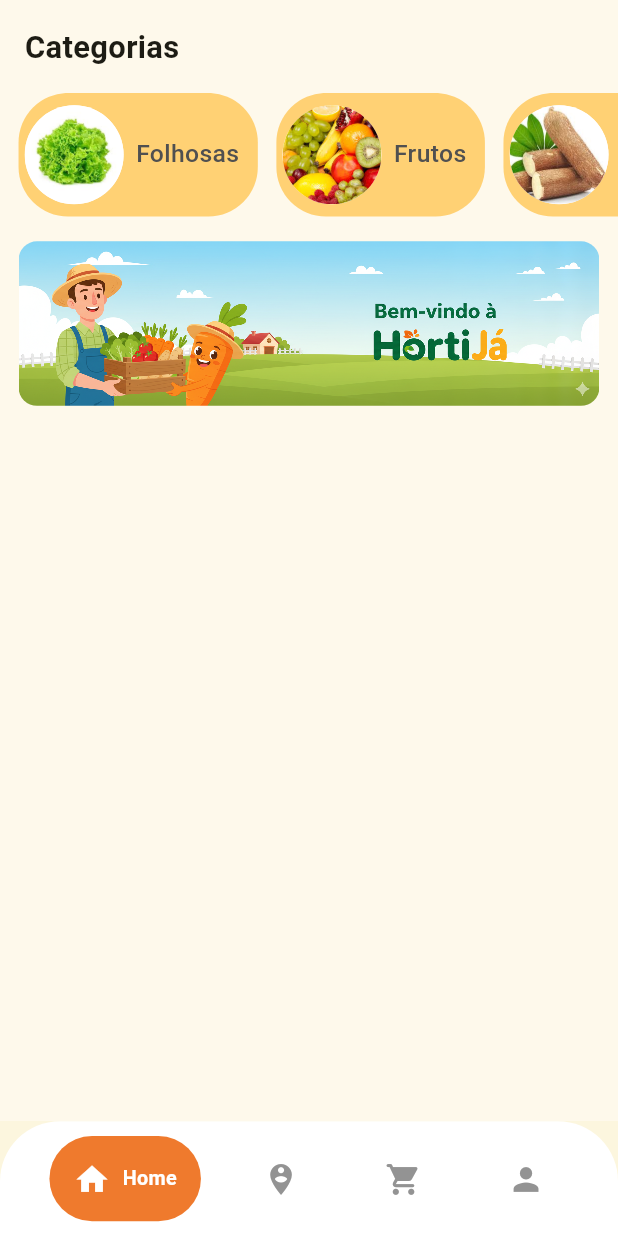
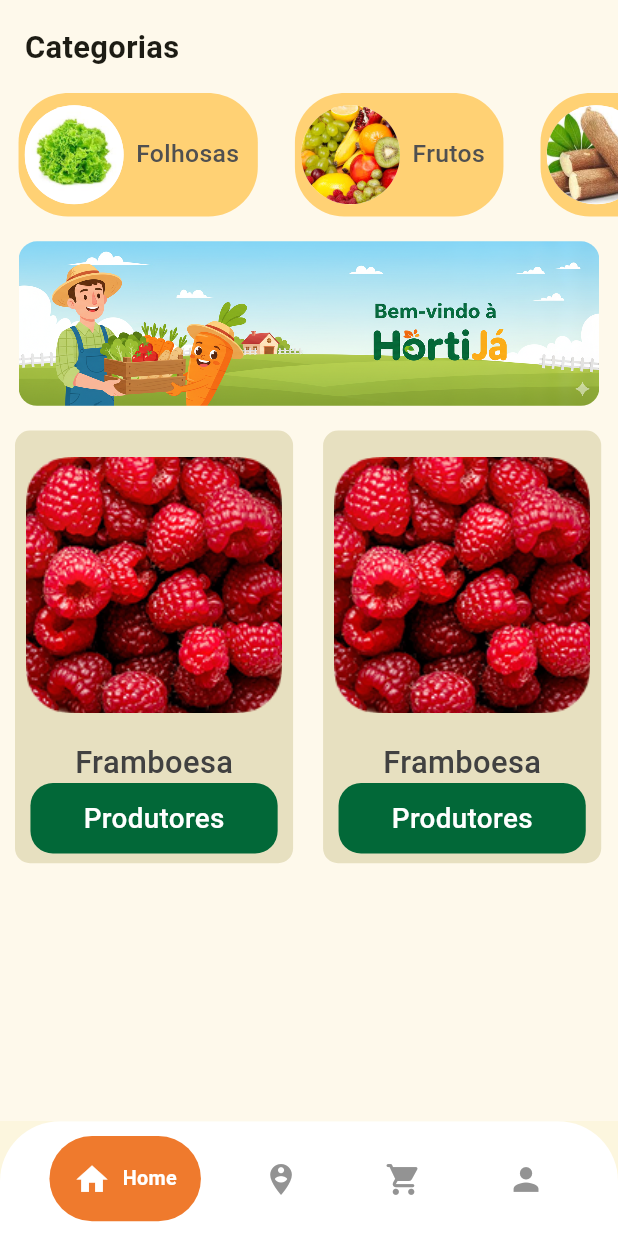
Before and after one commit to Geotryy/hortija-app, a Flutter app: the screen it shows after launch, on a phone screen of 412 x 824 dp. Run offline on Flutter 3.47's test engine with Material 3 defaults, Android fonts, the phone set to English and light mode, and no system bars; drawn by our look-alikes of google_nav_bar; our stand-ins replace flutter_rating_bar, freezed_annotation.

Commit message:
card de produtor e de produto em andamento

```diff
--- a/lib/main.dart
+++ b/lib/main.dart
@@ -1,6 +1,5 @@
 import 'package:flutter/material.dart';
 import 'package:hortija_startup/screens/base/base_screen.dart';
-import 'package:hortija_startup/screens/welcome_screen.dart';
 import 'package:hortija_startup/theme/colors.dart';
 
 
--- a/lib/screens/base/base_screen.dart
+++ b/lib/screens/base/base_screen.dart
@@ -1,6 +1,7 @@
 import 'package:flutter/material.dart';
 import 'package:hortija_startup/config/size_config.dart';
 import 'package:hortija_startup/screens/home/home_screen.dart';
+import 'package:hortija_startup/screens/produtores/produtores_screen.dart';
 import 'package:hortija_startup/screens/profile/profile_screen.dart';
 import 'package:hortija_startup/theme/colors.dart';
 import 'package:google_nav_bar/google_nav_bar.dart';
@@ -26,9 +27,7 @@ class _BaseScreenState extends State<BaseScreen> {
             physics: NeverScrollableScrollPhysics(),
             children: [
               HomeScreen(),
-              Container(
-                color: AppColors.background,
-              ),
+              ProdutoresScreen(),
               Container(
                 color: AppColors.background,
               ),
@@ -41,7 +40,8 @@ class _BaseScreenState extends State<BaseScreen> {
                     topRight: Radius.circular(40),
                     topLeft: Radius.circular(40))),
             child: Padding(
-              padding: EdgeInsets.symmetric(horizontal: SizeConfig.wp(8), vertical: SizeConfig.hp(1.2)),
+              padding: EdgeInsets.symmetric(
+                  horizontal: SizeConfig.wp(8), vertical: SizeConfig.hp(1.2)),
               child: GNav(
                   selectedIndex: currentIndex,
                   gap: 8,
@@ -75,9 +75,8 @@ class CustomGButton extends GButton {
           iconColor: AppColors.iconGray,
           textColor: AppColors.iconGray,
           textStyle: TextStyle(
-            fontSize: SizeConfig.hp(1.6),
-            color: Colors.white,
-            fontWeight: FontWeight.bold
-          ),
+              fontSize: SizeConfig.hp(1.6),
+              color: Colors.white,
+              fontWeight: FontWeight.bold),
         );
 }
--- a/lib/screens/home/custom_card_category.dart
+++ b/lib/screens/home/custom_card_category.dart
@@ -35,12 +35,12 @@ class CustomCardCategory extends StatelessWidget {
             Text(
               name,
               style: TextStyle(
-color: Color(0XFF505050),
+                color: Color(0XFF505050),
                 fontSize: SizeConfig.wp(4),
                 fontWeight: FontWeight.w500,
               ),
             ),
-SizedBox(width: SizeConfig.wp(2)),
+            SizedBox(width: SizeConfig.wp(2)),
           ],
         ),
       ),
--- /dev/null
+++ b/lib/screens/home/custom_card_product.dart
@@ -0,0 +1,56 @@
+import 'package:flutter/material.dart';
+import 'package:hortija_startup/config/size_config.dart';
+import 'package:hortija_startup/theme/colors.dart';
+
+class CustomCardProduct extends StatelessWidget {
+  const CustomCardProduct({super.key});
+
+  @override
+  Widget build(BuildContext context) {
+    SizeConfig.init(context);
+    return Container(
+      padding: EdgeInsets.only(bottom: SizeConfig.hp(1)),
+      decoration: BoxDecoration(
+        borderRadius: BorderRadius.all(
+          Radius.circular(10),
+        ),
+        color: AppColors.cardBG,
+      ),
+      width: SizeConfig.wp(45),
+      height: SizeConfig.hp(35),
+      child: Column(
+        mainAxisAlignment: MainAxisAlignment.spaceBetween,
+        children: [
+          Image.asset(
+            "assets/images/framboesa.png",
+            width: double.infinity,
+            height: SizeConfig.hp(25),
+          ),
+          Text("Framboesa",textAlign: TextAlign.left, style: TextStyle( color: AppColors.primaryText, fontSize: SizeConfig.wp(5), fontWeight: FontWeight.w500),),
+
+          //BOTAO DE PRODUTORES
+          GestureDetector(
+              child: Container(
+                width: SizeConfig.wp(40),
+            decoration: BoxDecoration(
+              borderRadius: BorderRadius.all(
+                Radius.circular(15),
+              ),
+              color: AppColors.primaryGreen,
+            ),
+            padding: EdgeInsets.all(10),
+            child: Center(
+              child: Text(
+                "Produtores",
+                style: TextStyle(
+                    color: Colors.white,
+                    fontWeight: FontWeight.w500,
+                    fontSize: SizeConfig.wp(4.5)),
+              ),
+            ),
+          ))
+        ],
+      ),
+    );
+  }
+}
--- a/lib/screens/home/home_screen.dart
+++ b/lib/screens/home/home_screen.dart
@@ -3,6 +3,7 @@ import 'package:flutter/material.dart';
 import 'package:hortija_startup/config/size_config.dart';
 import 'package:hortija_startup/data/list_categories.dart';
 import 'package:hortija_startup/screens/home/custom_card_category.dart';
+import 'package:hortija_startup/screens/home/custom_card_product.dart';
 
 class HomeScreen extends StatefulWidget {
   const HomeScreen({super.key});
@@ -16,8 +17,7 @@ class _HomeScreenState extends State<HomeScreen> {
   Widget build(BuildContext context) {
     SizeConfig.init(context);
     return Scaffold(
-      body: Column(
-        crossAxisAlignment: CrossAxisAlignment.start,
+      body: ListView(
         children: [
           Padding(
             padding: EdgeInsets.all(SizeConfig.wp(4)),
@@ -37,7 +37,7 @@ class _HomeScreenState extends State<HomeScreen> {
               itemBuilder: (BuildContext context, int index) {
                 final category = kDefaultCategories[index];
                 return Padding(
-                  padding: EdgeInsets.only(left: SizeConfig.wp(3)),
+                  padding: EdgeInsets.only(left: SizeConfig.wp(3), right: SizeConfig.wp(3)),
                   child: CustomCardCategory(
                     image: category.imageUrl,
                     name: category.name,
@@ -59,6 +59,13 @@ class _HomeScreenState extends State<HomeScreen> {
               ),
             ),
           ),
+        Row(children: [
+                    SizedBox(width: 10,),
+
+          CustomCardProduct(),
+          SizedBox(width: 20,),
+          CustomCardProduct()
+        ],)
         ],
       ),
     );
--- a/lib/theme/colors.dart
+++ b/lib/theme/colors.dart
@@ -10,6 +10,7 @@ class AppColors{
   static const Color lightGray = Color(0XFFC5C5C5);
   static const Color iconGray = Color(0XFF939393);
   static const Color primaryText = Color(0XFF414141);
+  static const Color primaryYellow = Color(0XFFFCAD0E);
 
 
 }
--- a/pubspec.yaml
+++ b/pubspec.yaml
@@ -32,6 +32,8 @@ dependencies:
     sdk: flutter
   cupertino_icons: ^1.0.8
   google_nav_bar: ^5.0.7
+  flutter_rating_bar: ^4.0.1
+
 
   # Models e serialização
   freezed_annotation: ^2.4.4
```
Also changed, not shown: lib/data/list_products.dart (added, +54 -0 lines), lib/screens/produtores/custom_card_produtor.dart (added, +64 -0 lines), lib/screens/produtores/produtores_screen.dart (added, +25 -0 lines), assets/images/framboesa.png (added), pubspec.lock, 1 other file.
